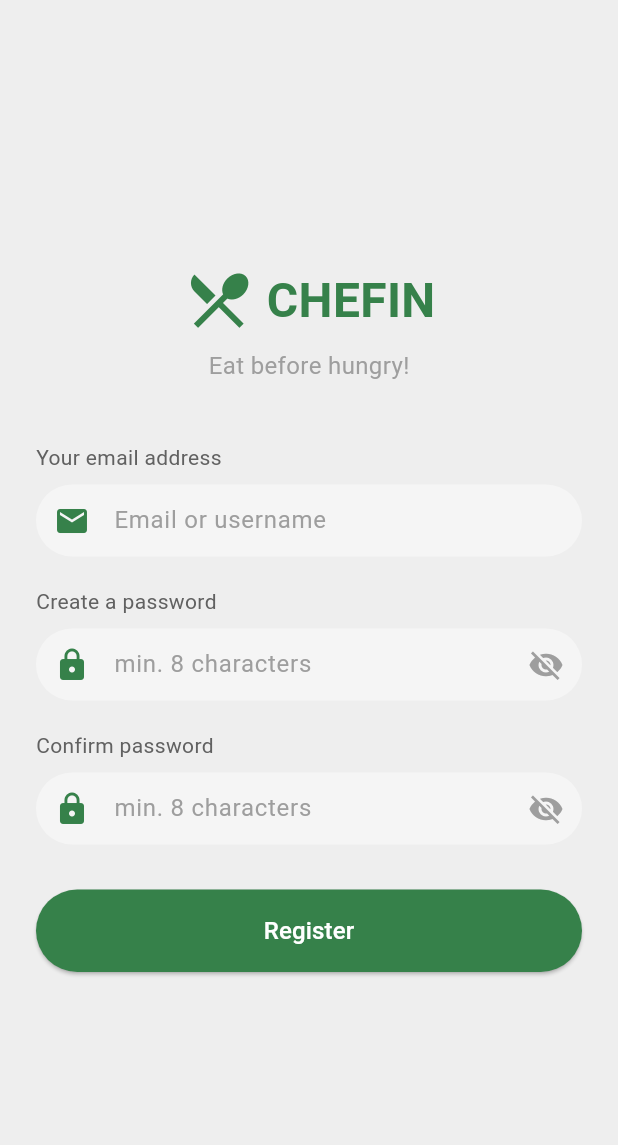
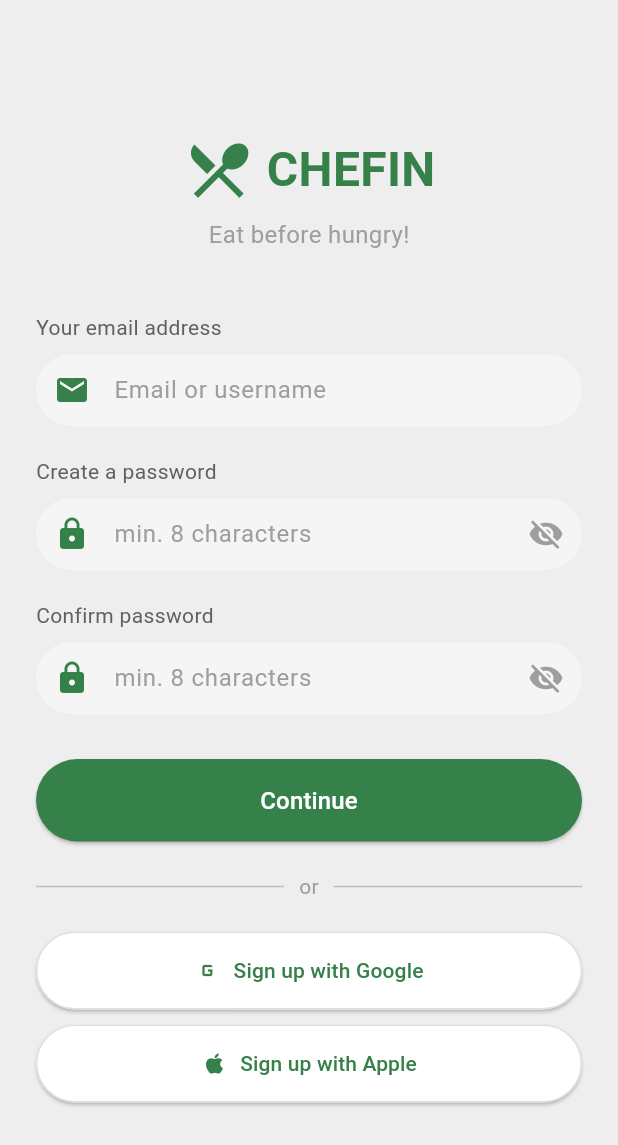
Before and after one commit to malbae/chefin, a Flutter app: the screen it shows after launch, after a tap on "Sign up", on a phone screen of 412 x 824 dp. Shown: the top 1145 px of the screen. Run offline on Flutter 3.47's test engine with Material 3 defaults, Android fonts, the phone set to English and light mode, and no system bars; our stand-ins replace firebase_auth, image_picker, youtube_player_flutter; accounts and stored records are empty; network calls fail; Roboto replaces fonts that are missing (Coolvetica).

```diff
--- a/lib/screens/login_screen.dart
+++ b/lib/screens/login_screen.dart
@@ -9,61 +9,12 @@ class LoginScreen extends StatefulWidget {
 }
 
 class _LoginScreenState extends State<LoginScreen> {
-  final TextEditingController _emailController = TextEditingController();
-  final TextEditingController _passwordController = TextEditingController();
-  bool _isPasswordVisible = false;
-
-  // Mock function for user authentication
-  Future<void> _authenticateUser(String email, String password) async {
-    // Replace this with your real authentication logic
-    if (email == "test@example.com" && password == "password123") {
-      Navigator.push(
-        context,
-        MaterialPageRoute(builder: (context) => HomeScreen()),
-      );
-    } else {
-      _showErrorDialog("Invalid email or password");
-    }
-  }
-
-  // Show error dialog
-  void _showErrorDialog(String message) {
-    showDialog(
-      context: context,
-      builder: (context) => AlertDialog(
-        title: Text("Login Error"),
-        content: Text(message),
-        actions: [
-          TextButton(
-            onPressed: () => Navigator.pop(context),
-            child: Text("OK"),
-          ),
-        ],
-      ),
-    );
-  }
-
-  // Input validation
-  bool _validateInputs() {
-    if (_emailController.text.isEmpty) {
-      _showErrorDialog("Email cannot be empty");
-      return false;
-    }
-    if (!_emailController.text.contains("@")) {
-      _showErrorDialog("Please enter a valid email");
-      return false;
-    }
-    if (_passwordController.text.length < 8) {
-      _showErrorDialog("Password must be at least 8 characters");
-      return false;
-    }
-    return true;
-  }
+  bool _isPasswordVisible = false; // Tracks the visibility of the password
 
   @override
   Widget build(BuildContext context) {
     return Scaffold(
-      backgroundColor: Colors.grey[200],
+      backgroundColor: Colors.grey[200], // Light grey background
       body: Center(
         child: SingleChildScrollView(
           padding: EdgeInsets.symmetric(horizontal: 24.0),
@@ -114,7 +65,6 @@ class _LoginScreenState extends State<LoginScreen> {
               ),
               SizedBox(height: 8),
               TextField(
-                controller: _emailController,
                 decoration: InputDecoration(
                   prefixIcon:
                       Icon(Icons.email, color: Color.fromRGBO(54, 129, 74, 1)),
@@ -136,13 +86,12 @@ class _LoginScreenState extends State<LoginScreen> {
               Align(
                 alignment: Alignment.centerLeft,
                 child: Text(
-                  'Your password',
+                  'Choose a password',
                   style: TextStyle(color: Colors.grey[700]),
                 ),
               ),
               SizedBox(height: 8),
               TextField(
-                controller: _passwordController,
                 obscureText: !_isPasswordVisible,
                 decoration: InputDecoration(
                   prefixIcon:
@@ -179,12 +128,10 @@ class _LoginScreenState extends State<LoginScreen> {
                 width: double.infinity,
                 child: ElevatedButton(
                   onPressed: () {
-                    if (_validateInputs()) {
-                      _authenticateUser(
-                        _emailController.text,
-                        _passwordController.text,
-                      );
-                    }
+                    Navigator.push(
+                      context,
+                      MaterialPageRoute(builder: (context) => HomeScreen()),
+                    );
                   },
                   style: ElevatedButton.styleFrom(
                     backgroundColor: Color.fromRGBO(54, 129, 74, 1),
@@ -197,6 +144,65 @@ class _LoginScreenState extends State<LoginScreen> {
                   child: Text(
                     'Continue',
                     style: TextStyle(fontSize: 16),
+                  ),
+                ),
+              ),
+              SizedBox(height: 20),
+
+              // "or" Divider
+              Row(
+                children: [
+                  Expanded(child: Divider(color: Colors.grey[400])),
+                  Padding(
+                    padding: EdgeInsets.symmetric(horizontal: 10),
+                    child: Text('or', style: TextStyle(color: Colors.grey)),
+                  ),
+                  Expanded(child: Divider(color: Colors.grey[400])),
+                ],
+              ),
+              SizedBox(height: 20),
+
+              // Sign in with Google
+              Container(
+                width: double.infinity,
+                child: ElevatedButton.icon(
+                  onPressed: () {},
+                  style: ElevatedButton.styleFrom(
+                    backgroundColor: Colors.white,
+                    padding: EdgeInsets.symmetric(vertical: 16),
+                    shape: RoundedRectangleBorder(
+                      borderRadius: BorderRadius.circular(30),
+                      side: BorderSide(color: Colors.grey[300]!),
+                    ),
+                  ),
+                  icon: Icon(Icons.g_mobiledata,
+                      color: Color.fromRGBO(54, 129, 74, 1)),
+                  label: Text(
+                    'Sign in with Google',
+                    style: TextStyle(color: Color.fromRGBO(54, 129, 74, 1)),
+                  ),
+                ),
+              ),
+              SizedBox(height: 10),
+
+              // Sign in with Apple
+              Container(
+                width: double.infinity,
+                child: ElevatedButton.icon(
+                  onPressed: () {},
+                  style: ElevatedButton.styleFrom(
+                    backgroundColor: Colors.white,
+                    padding: EdgeInsets.symmetric(vertical: 16),
+                    shape: RoundedRectangleBorder(
+                      borderRadius: BorderRadius.circular(30),
+                      side: BorderSide(color: Colors.grey[300]!),
+                    ),
+                  ),
+                  icon:
+                      Icon(Icons.apple, color: Color.fromRGBO(54, 129, 74, 1)),
+                  label: Text(
+                    'Sign in with Apple',
+                    style: TextStyle(color: Color.fromRGBO(54, 129, 74, 1)),
                   ),
                 ),
               ),
--- a/lib/screens/register_screen.dart
+++ b/lib/screens/register_screen.dart
@@ -6,86 +6,14 @@ class RegisterScreen extends StatefulWidget {
 }
 
 class _RegisterScreenState extends State<RegisterScreen> {
-  final TextEditingController _emailController = TextEditingController();
-  final TextEditingController _passwordController = TextEditingController();
-  final TextEditingController _confirmPasswordController =
-      TextEditingController();
-  bool _isPasswordVisible = false;
-  bool _isConfirmPasswordVisible = false;
-
-  // Validate inputs
-  bool _validateInputs() {
-    if (_emailController.text.isEmpty) {
-      _showErrorDialog("Email cannot be empty");
-      return false;
-    }
-    if (!_emailController.text.contains("@")) {
-      _showErrorDialog("Please enter a valid email address");
-      return false;
-    }
-    if (_passwordController.text.length < 8) {
-      _showErrorDialog("Password must be at least 8 characters long");
-      return false;
-    }
-    if (_passwordController.text != _confirmPasswordController.text) {
-      _showErrorDialog("Passwords do not match");
-      return false;
-    }
-    return true;
-  }
-
-  // Show error dialog
-  void _showErrorDialog(String message) {
-    showDialog(
-      context: context,
-      builder: (context) => AlertDialog(
-        title: Text("Registration Error"),
-        content: Text(message),
-        actions: [
-          TextButton(
-            onPressed: () => Navigator.pop(context),
-            child: Text("OK"),
-          ),
-        ],
-      ),
-    );
-  }
-
-  // Mock function to register user
-  Future<void> _registerUser(String email, String password) async {
-    // Replace with real registration logic (e.g., backend API call)
-    await Future.delayed(Duration(seconds: 1));
-    if (email == "existing@example.com") {
-      _showErrorDialog("This email is already registered");
-    } else {
-      _showSuccessDialog();
-    }
-  }
-
-  // Show success dialog
-  void _showSuccessDialog() {
-    showDialog(
-      context: context,
-      builder: (context) => AlertDialog(
-        title: Text("Registration Successful"),
-        content: Text("You have successfully registered!"),
-        actions: [
-          TextButton(
-            onPressed: () {
-              Navigator.pop(context);
-              Navigator.pop(context); // Navigate back to login
-            },
-            child: Text("OK"),
-          ),
-        ],
-      ),
-    );
-  }
+  bool _isPasswordVisible = false; // Tracks visibility of the password field
+  bool _isConfirmPasswordVisible =
+      false; // Tracks visibility of the confirm password field
 
   @override
   Widget build(BuildContext context) {
     return Scaffold(
-      backgroundColor: Colors.grey[200],
+      backgroundColor: Colors.grey[200], // Light grey background
       body: Center(
         child: SingleChildScrollView(
           padding: EdgeInsets.symmetric(horizontal: 24.0),
@@ -136,7 +64,6 @@ class _RegisterScreenState extends State<RegisterScreen> {
               ),
               SizedBox(height: 8),
               TextField(
-                controller: _emailController,
                 decoration: InputDecoration(
                   prefixIcon:
                       Icon(Icons.email, color: Color.fromRGBO(54, 129, 74, 1)),
@@ -164,7 +91,6 @@ class _RegisterScreenState extends State<RegisterScreen> {
               ),
               SizedBox(height: 8),
               TextField(
-                controller: _passwordController,
                 obscureText: !_isPasswordVisible,
                 decoration: InputDecoration(
                   prefixIcon:
@@ -206,7 +132,6 @@ class _RegisterScreenState extends State<RegisterScreen> {
               ),
               SizedBox(height: 8),
               TextField(
-                controller: _confirmPasswordController,
                 obscureText: !_isConfirmPasswordVisible,
                 decoration: InputDecoration(
                   prefixIcon:
@@ -243,12 +168,7 @@ class _RegisterScreenState extends State<RegisterScreen> {
                 width: double.infinity,
                 child: ElevatedButton(
                   onPressed: () {
-                    if (_validateInputs()) {
-                      _registerUser(
-                        _emailController.text,
-                        _passwordController.text,
-                      );
-                    }
+                    Navigator.pop(context); // Navigate to the login screen
                   },
                   style: ElevatedButton.styleFrom(
                     backgroundColor: Color.fromRGBO(54, 129, 74, 1),
@@ -259,8 +179,67 @@ class _RegisterScreenState extends State<RegisterScreen> {
                     ),
                   ),
                   child: Text(
-                    'Register',
+                    'Continue',
                     style: TextStyle(fontSize: 16),
+                  ),
+                ),
+              ),
+              SizedBox(height: 20),
+
+              // "or" Divider
+              Row(
+                children: [
+                  Expanded(child: Divider(color: Colors.grey[400])),
+                  Padding(
+                    padding: EdgeInsets.symmetric(horizontal: 10),
+                    child: Text('or', style: TextStyle(color: Colors.grey)),
+                  ),
+                  Expanded(child: Divider(color: Colors.grey[400])),
+                ],
+              ),
+              SizedBox(height: 20),
+
+              // Sign up with Google
+              Container(
+                width: double.infinity,
+                child: ElevatedButton.icon(
+                  onPressed: () {},
+                  style: ElevatedButton.styleFrom(
+                    backgroundColor: Colors.white,
+                    padding: EdgeInsets.symmetric(vertical: 16),
+                    shape: RoundedRectangleBorder(
+                      borderRadius: BorderRadius.circular(30),
+                      side: BorderSide(color: Colors.grey[300]!),
+                    ),
+                  ),
+                  icon: Icon(Icons.g_mobiledata,
+                      color: Color.fromRGBO(54, 129, 74, 1)),
+                  label: Text(
+                    'Sign up with Google',
+                    style: TextStyle(color: Color.fromRGBO(54, 129, 74, 1)),
+                  ),
+                ),
+              ),
+              SizedBox(height: 10),
+
+              // Sign up with Apple
+              Container(
+                width: double.infinity,
+                child: ElevatedButton.icon(
+                  onPressed: () {},
+                  style: ElevatedButton.styleFrom(
+                    backgroundColor: Colors.white,
+                    padding: EdgeInsets.symmetric(vertical: 16),
+                    shape: RoundedRectangleBorder(
+                      borderRadius: BorderRadius.circular(30),
+                      side: BorderSide(color: Colors.grey[300]!),
+                    ),
+                  ),
+                  icon:
+                      Icon(Icons.apple, color: Color.fromRGBO(54, 129, 74, 1)),
+                  label: Text(
+                    'Sign up with Apple',
+                    style: TextStyle(color: Color.fromRGBO(54, 129, 74, 1)),
                   ),
                 ),
               ),
```
